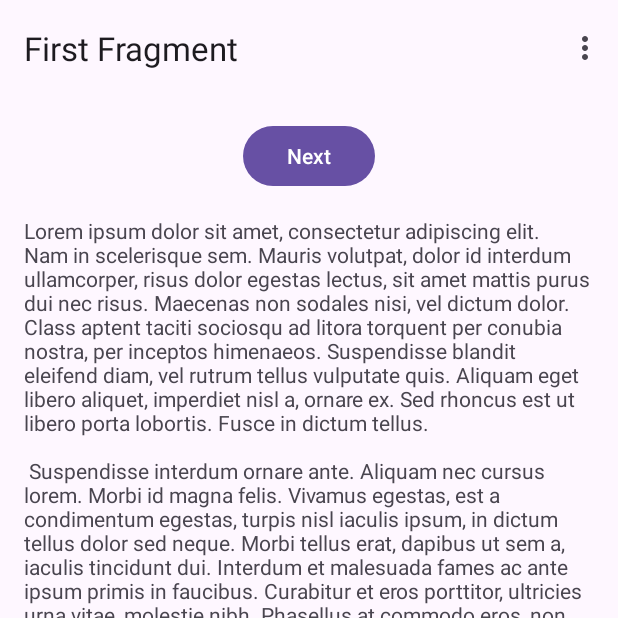
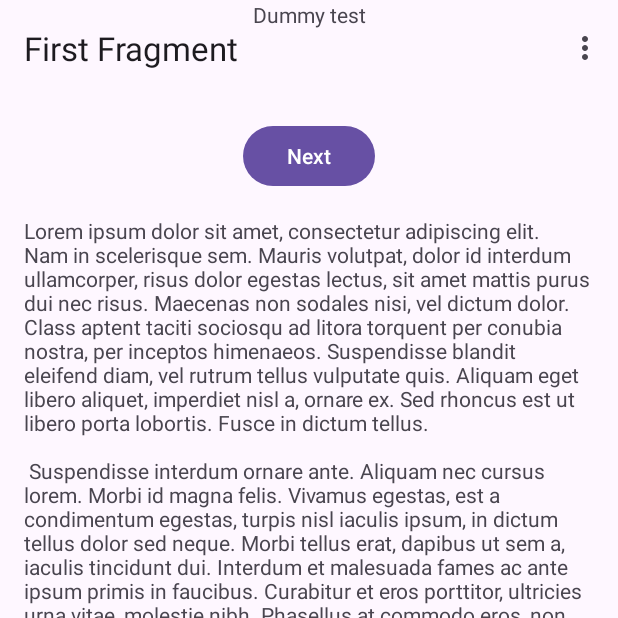
Before and after one commit to PathumSanjana/My-first-mobile-app, an Android app: the screen it shows after launch (MainActivity), on a phone screen of 412 x 824 dp, the top half of it. Run offline under Robolectric (Android 15) with nearby library versions, the phone set to English and light mode, and no system bars; our stand-ins replace navigation-ui.

Commit message:
View binding

```diff
--- a/app/src/main/java/com/example/first_mobile_app/MainActivity.kt
+++ b/app/src/main/java/com/example/first_mobile_app/MainActivity.kt
@@ -35,6 +35,11 @@ class MainActivity : AppCompatActivity() {
                 .setAnchorView(R.id.fab)
                 .setAction("Action", null).show()
         }
+        binding.fab.setOnLongClickListener {
+            binding.infoTextView.text="Long press is done!!"
+            binding.infoTextView.setBackgroundResource(R.color.red)
+            return@setOnLongClickListener true;
+        }
     }
 
     override fun onCreateOptionsMenu(menu: Menu): Boolean {
--- a/app/src/main/res/layout/activity_main.xml
+++ b/app/src/main/res/layout/activity_main.xml
@@ -21,6 +21,15 @@
 
     <include layout="@layout/content_main" />
 
+    <TextView
+        android:id="@+id/info_text_view"
+        android:layout_width="match_parent"
+        android:layout_height="wrap_content"
+        android:gravity="center"
+        android:text="Dummy test">
+
+    </TextView>
+
     <com.google.android.material.floatingactionbutton.FloatingActionButton
         android:id="@+id/fab"
         android:layout_width="wrap_content"
--- a/app/src/main/res/values/colors.xml
+++ b/app/src/main/res/values/colors.xml
@@ -2,4 +2,5 @@
 <resources>
     <color name="black">#FF000000</color>
     <color name="white">#FFFFFFFF</color>
+    <color name="red">#FFFF0000</color>
 </resources>
```
